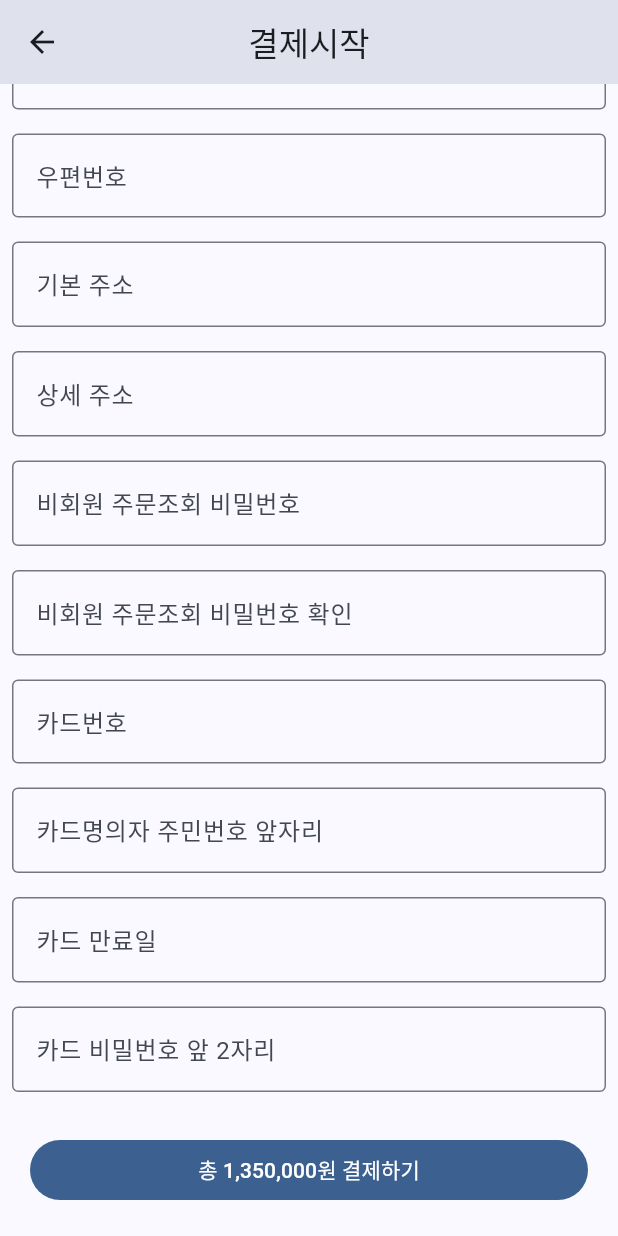
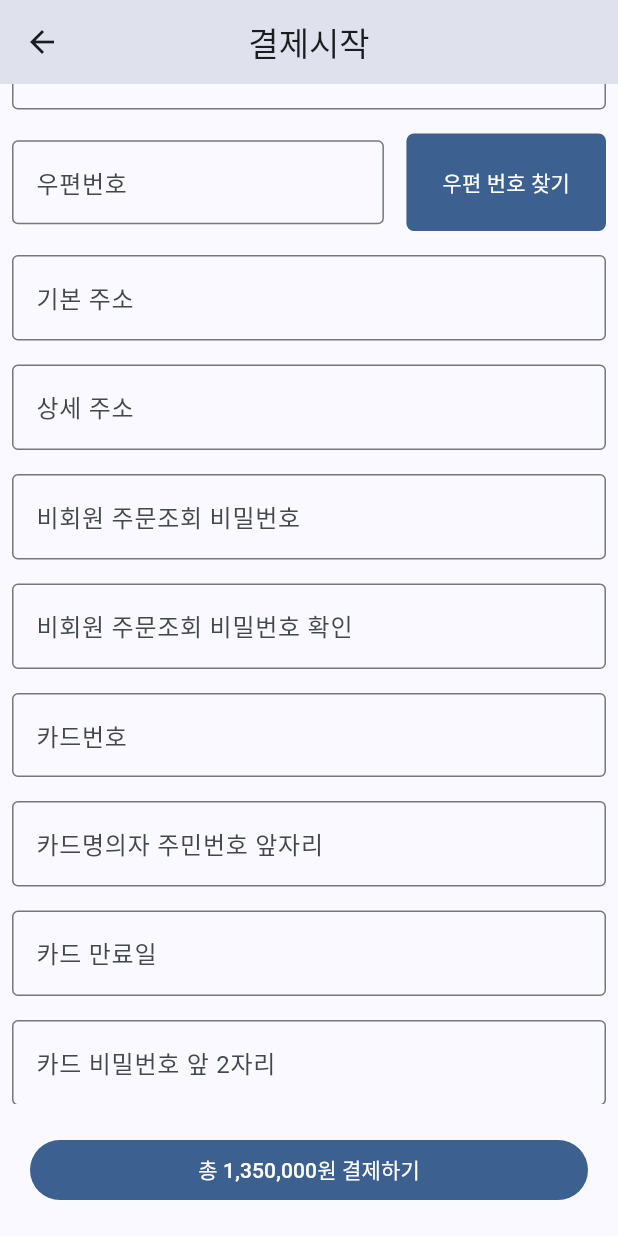
Before and after one commit to snoopy-thon/shopping_mall, a Flutter app: the ItemCheckoutPage screen opened directly, scrolled down 498 dp, on a phone screen of 412 x 824 dp. Run offline on Flutter 3.47's test engine with Material 3 defaults, Android fonts, the phone set to English and light mode, and no system bars; our stand-ins replace cached_network_image; missing offline and left inert: kpostal, kpostal_web; network calls fail.

Commit message:
feat(itemCheckoutPage): kakao 주소 검색 kpostal 패키지를 이용하여 우편번호 검색 기능 구현

```diff
--- a/lib/item_checkout_page.dart
+++ b/lib/item_checkout_page.dart
@@ -1,7 +1,10 @@
 import 'package:flutter/material.dart';
 import 'package:cached_network_image/cached_network_image.dart';
+import 'package:kpostal_web/kpostal_web.dart';
 import 'package:shopping_mall/constants.dart';
 import 'package:shopping_mall/models/product.dart';
+import 'package:kpostal/kpostal.dart';
+import 'package:kpostal_web/widget/kakao_address_widget.dart';
 
 class ItemCheckoutPage extends StatefulWidget {
   const ItemCheckoutPage({super.key});
@@ -182,7 +185,7 @@ class _ItemCheckoutPageState extends State<ItemCheckoutPage> {
     return Padding(
       padding: const EdgeInsets.all(8.0),
       child: TextFormField(
-        controller: buyerNameController,
+        controller: buyerEmailController,
         decoration: const InputDecoration(
           border: OutlineInputBorder(),
           hintText: "주문자 이메일",
@@ -195,7 +198,7 @@ class _ItemCheckoutPageState extends State<ItemCheckoutPage> {
     return Padding(
       padding: const EdgeInsets.all(8.0),
       child: TextFormField(
-        controller: buyerNameController,
+        controller: buyerPhoneController,
         decoration: const InputDecoration(
           border: OutlineInputBorder(),
           hintText: "주문자 휴대전화",
@@ -208,7 +211,7 @@ class _ItemCheckoutPageState extends State<ItemCheckoutPage> {
     return Padding(
       padding: const EdgeInsets.all(8.0),
       child: TextFormField(
-        controller: buyerNameController,
+        controller: receiverNameController,
         decoration: const InputDecoration(
           border: OutlineInputBorder(),
           hintText: "받는 사람 이름",
@@ -221,7 +224,7 @@ class _ItemCheckoutPageState extends State<ItemCheckoutPage> {
     return Padding(
       padding: const EdgeInsets.all(8.0),
       child: TextFormField(
-        controller: buyerNameController,
+        controller: receiverPhoneController,
         decoration: const InputDecoration(
           border: OutlineInputBorder(),
           hintText: "받는 사람 휴대 전화",
@@ -233,12 +236,50 @@ class _ItemCheckoutPageState extends State<ItemCheckoutPage> {
   Widget receiverZipTextField() {
     return Padding(
       padding: const EdgeInsets.all(8.0),
-      child: TextFormField(
-        controller: buyerNameController,
-        decoration: const InputDecoration(
-          border: OutlineInputBorder(),
-          hintText: "우편번호",
-        ),
+      child: Row(
+        children: [
+          Expanded(
+            child: TextFormField(
+              readOnly: true,
+              controller: receiverZipController,
+              decoration: const InputDecoration(
+                border: OutlineInputBorder(),
+                hintText: "우편번호",
+              ),
+            ),
+          ),
+          const SizedBox(
+            width: 15,
+          ),
+          FilledButton(
+            onPressed: () {
+              Navigator.of(context).push(MaterialPageRoute(
+                builder: (context) {
+                  return KakaoAddressWidget(
+                    onComplete: (KakaoAddress result) {
+                      receiverZipController.text = result.postCode;
+                      receiverAddress1Controller.text = result.address;
+                    },
+                    onClose: () {
+                      Navigator.of(context).pop();
+                    },
+                  );
+                },
+              ));
+            },
+            style: FilledButton.styleFrom(
+              shape: RoundedRectangleBorder(
+                borderRadius: BorderRadius.circular(5),
+              ),
+            ),
+            child: const Padding(
+              padding: EdgeInsets.symmetric(
+                vertical: 22.0,
+              ),
+              child: Text("우편 번호 찾기"),
+            ),
+          )
+        ],
       ),
     );
   }
@@ -247,7 +288,7 @@ class _ItemCheckoutPageState extends State<ItemCheckoutPage> {
     return Padding(
       padding: const EdgeInsets.all(8.0),
       child: TextFormField(
-        controller: buyerNameController,
+        controller: receiverAddress1Controller,
         decoration: const InputDecoration(
           border: OutlineInputBorder(),
           hintText: "기본 주소",
@@ -260,7 +301,7 @@ class _ItemCheckoutPageState extends State<ItemCheckoutPage> {
     return Padding(
       padding: const EdgeInsets.all(8.0),
       child: TextFormField(
-        controller: buyerNameController,
+        controller: receiverAddress2Controller,
         decoration: const InputDecoration(
           border: OutlineInputBorder(),
           hintText: "상세 주소",
@@ -273,7 +314,7 @@ class _ItemCheckoutPageState extends State<ItemCheckoutPage> {
     return Padding(
       padding: const EdgeInsets.all(8.0),
       child: TextFormField(
-        controller: buyerNameController,
+        controller: userPwdController,
         decoration: const InputDecoration(
           border: OutlineInputBorder(),
           hintText: "비회원 주문조회 비밀번호",
@@ -286,7 +327,7 @@ class _ItemCheckoutPageState extends State<ItemCheckoutPage> {
     return Padding(
       padding: const EdgeInsets.all(8.0),
       child: TextFormField(
-        controller: buyerNameController,
+        controller: userConfirmPwdController,
         decoration: const InputDecoration(
           border: OutlineInputBorder(),
           hintText: "비회원 주문조회 비밀번호 확인",
@@ -299,7 +340,7 @@ class _ItemCheckoutPageState extends State<ItemCheckoutPage> {
     return Padding(
       padding: const EdgeInsets.all(8.0),
       child: TextFormField(
-        controller: buyerNameController,
+        controller: cardNoController,
         decoration: const InputDecoration(
           border: OutlineInputBorder(),
           hintText: "카드번호",
@@ -312,7 +353,7 @@ class _ItemCheckoutPageState extends State<ItemCheckoutPage> {
     return Padding(
       padding: const EdgeInsets.all(8.0),
       child: TextFormField(
-        controller: buyerNameController,
+        controller: cardAuthController,
         decoration: const InputDecoration(
           border: OutlineInputBorder(),
           hintText: "카드명의자 주민번호 앞자리",
@@ -325,7 +366,7 @@ class _ItemCheckoutPageState extends State<ItemCheckoutPage> {
     return Padding(
       padding: const EdgeInsets.all(8.0),
       child: TextFormField(
-        controller: buyerNameController,
+        controller: cardExpireDateController,
         decoration: const InputDecoration(
           border: OutlineInputBorder(),
           hintText: "카드 만료일",
@@ -338,7 +379,7 @@ class _ItemCheckoutPageState extends State<ItemCheckoutPage> {
     return Padding(
       padding: const EdgeInsets.all(8.0),
       child: TextFormField(
-        controller: buyerNameController,
+        controller: cardPwdTwoDigitsController,
         decoration: const InputDecoration(
           border: OutlineInputBorder(),
           hintText: "카드 비밀번호 앞 2자리",
```
